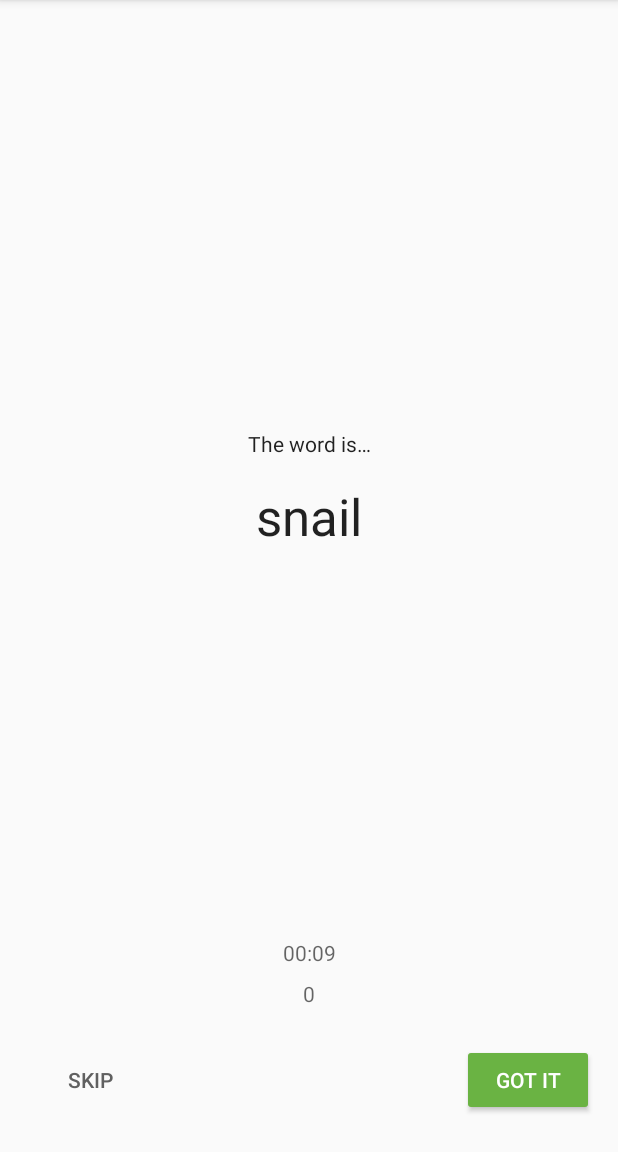
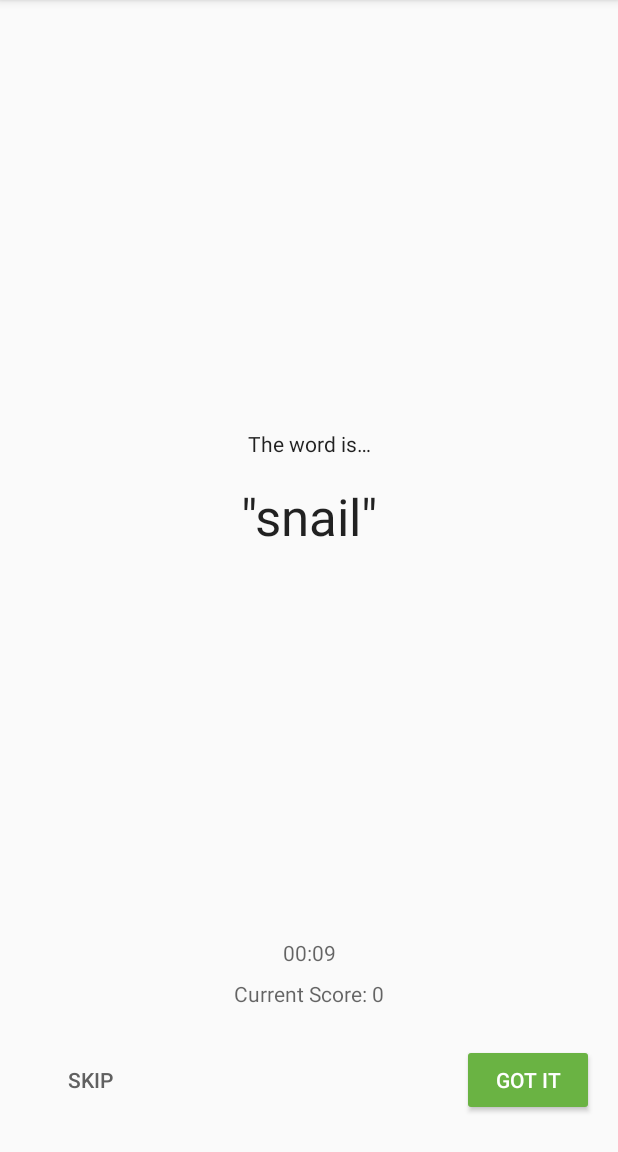
Before and after one commit to ernestkoko/GuessTheWordApp, an Android app: the GameFragment screen opened through its navigation route, on a phone screen of 412 x 824 dp, the part 84-1236 px from its top. Run offline under Robolectric (Android 15) with nearby library versions, the phone set to English and light mode, and no system bars; our stand-ins replace data binding.

Commit message:
used text formater and more on data binding

```diff
--- a/app/src/main/java/com/example/android/guesstheword/screens/game/GameFragment.kt
+++ b/app/src/main/java/com/example/android/guesstheword/screens/game/GameFragment.kt
@@ -61,14 +61,11 @@ class GameFragment : Fragment() {
         binding.setLifecycleOwner(this)
 
 
-        viewModel.score.observe(this, Observer { newScore ->
-            binding.scoreText.text = newScore.toString()
-        })
 
         // text observer
-        viewModel.word.observe(this, Observer { newWord ->
-            binding.wordText.text = newWord.toString()
-        })
+//        viewModel.word.observe(this, Observer { newWord ->
+//            binding.wordText.text = newWord.toString()
+//        })
         //game finished observer
         viewModel.eventGameFinished.observe(this, Observer { hasFinished ->
             if (hasFinished){
--- a/app/src/main/res/layout/game_fragment.xml
+++ b/app/src/main/res/layout/game_fragment.xml
@@ -55,6 +55,7 @@
             android:textAppearance="@style/TextAppearance.AppCompat.Headline"
             android:textColor="@color/black_text_color"
             android:textSize="34sp"
+            android:text="@{@string/quote_format(gameViewModel.word) }"
             android:textStyle="normal"
             app:layout_constraintBottom_toTopOf="@+id/score_text"
             app:layout_constraintEnd_toEndOf="parent"
@@ -89,6 +90,7 @@
             android:fontFamily="sans-serif"
             android:textColor="@color/grey_text_color"
             android:textSize="14sp"
+            android:text="@{@string/score_format(gameViewModel.score) }"
             android:textStyle="normal"
             app:layout_constraintBottom_toTopOf="@+id/guideline"
             app:layout_constraintEnd_toEndOf="parent"
```
